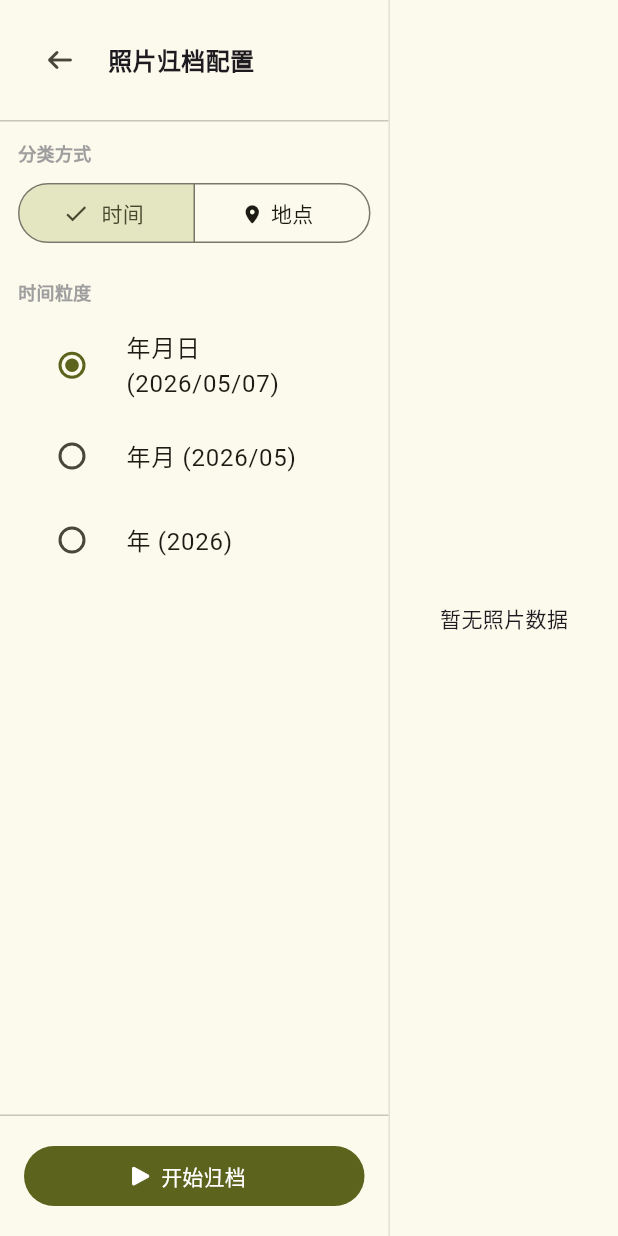
After one commit to Zhoucheng133/Photo-Archiver, a Flutter app: the ConfigView screen opened directly, on a phone screen of 412 x 824 dp. The commit adds this screen. Run offline on Flutter 3.47's test engine with Material 3 defaults, Android fonts, the phone set to English and light mode, and no system bars; our stand-ins replace file_picker, font_awesome_flutter, get, package_info_plus, shared_preferences; missing offline and left inert: dart:ffi, desktop_drop, window_manager; accounts and stored records are empty; Roboto replaces fonts that are missing (PuHui); statements that could not run were skipped.

Commit message:
添加分类页

```diff
--- /dev/null
+++ b/lib/views/config_view.dart
@@ -0,0 +1,380 @@
+import 'dart:io';
+import 'package:flutter/material.dart';
+import 'package:font_awesome_flutter/font_awesome_flutter.dart';
+import 'package:get/get.dart';
+import 'package:path/path.dart' as p;
+import 'package:photo_archiver/controllers/handler.dart';
+
+enum ConfigMode {
+  time,
+  location,
+}
+
+enum TimeLevel {
+  ymd, // 年月日
+  ym,  // 年月
+  y,   // 年
+}
+
+class ConfigView extends StatefulWidget {
+  const ConfigView({super.key});
+
+  @override
+  State<ConfigView> createState() => _ConfigViewState();
+}
+
+class _ConfigViewState extends State<ConfigView> {
+  final Handler handler = Get.find();
+
+  ConfigMode _configMode = ConfigMode.time;
+  TimeLevel _timeLevel = TimeLevel.ymd;
+
+  @override
+  Widget build(BuildContext context) {
+    return Scaffold(
+      body: Row(
+        children: [
+          // Left Sidebar for classification configuration
+          Container(
+            width: 260,
+            decoration: BoxDecoration(
+              border: Border(
+                right: BorderSide(
+                  color: Theme.of(context).dividerColor.withAlpha(50),
+                ),
+              ),
+            ),
+            child: Column(
+              children: [
+                Padding(
+                  padding: const EdgeInsets.all(16.0),
+                  child: Row(
+                    children: [
+                      IconButton(
+                        icon: const FaIcon(FontAwesomeIcons.arrowLeft, size: 16),
+                        tooltip: "返回添加页面",
+                        onPressed: () {
+                          handler.photos.clear();
+                        },
+                      ),
+                      const SizedBox(width: 8),
+                      const Text(
+                        "照片归档配置",
+                        style: TextStyle(
+                          fontSize: 16,
+                          fontWeight: FontWeight.bold,
+                        ),
+                      ),
+                    ],
+                  ),
+                ),
+                const Divider(height: 1),
+                Expanded(
+                  child: ListView(
+                    padding: const EdgeInsets.all(12),
+                    children: [
+                      const Text(
+                        "分类方式",
+                        style: TextStyle(
+                          fontSize: 12,
+                          color: Colors.grey,
+                          fontWeight: FontWeight.bold,
+                        ),
+                      ),
+                      const SizedBox(height: 8),
+                      SegmentedButton<ConfigMode>(
+                        segments: const [
+                          ButtonSegment(
+                            value: ConfigMode.time,
+                            label: Text('时间'),
+                            icon: FaIcon(FontAwesomeIcons.clock, size: 12),
+                          ),
+                          ButtonSegment(
+                            value: ConfigMode.location,
+                            label: Text('地点'),
+                            icon: FaIcon(FontAwesomeIcons.locationDot, size: 12),
+                          ),
+                        ],
+                        selected: {_configMode},
+                        onSelectionChanged: (Set<ConfigMode> newSelection) {
+                          setState(() {
+                            _configMode = newSelection.first;
+                          });
+                        },
+                      ),
+                      const SizedBox(height: 20),
+                      if (_configMode == ConfigMode.time) ...[
+                        const Text(
+                          "时间粒度",
+                          style: TextStyle(
+                            fontSize: 12,
+                            color: Colors.grey,
+                            fontWeight: FontWeight.bold,
+                          ),
+                        ),
+                        const SizedBox(height: 8),
+                        RadioListTile<TimeLevel>(
+                          title: const Text('年月日 (2026/05/07)'),
+                          value: TimeLevel.ymd,
+                          groupValue: _timeLevel,
+                          onChanged: (val) {
+                            setState(() {
+                              _timeLevel = val!;
+                            });
+                          },
+                        ),
+                        RadioListTile<TimeLevel>(
+                          title: const Text('年月 (2026/05)'),
+                          value: TimeLevel.ym,
+                          groupValue: _timeLevel,
+                          onChanged: (val) {
+                            setState(() {
+                              _timeLevel = val!;
+                            });
+                          },
+                        ),
+                        RadioListTile<TimeLevel>(
+                          title: const Text('年 (2026)'),
+                          value: TimeLevel.y,
+                          groupValue: _timeLevel,
+                          onChanged: (val) {
+                            setState(() {
+                              _timeLevel = val!;
+                            });
+                          },
+                        ),
+                      ] else ...[
+                        const Text(
+                          "地点层级",
+                          style: TextStyle(
+                            fontSize: 12,
+                            color: Colors.grey,
+                            fontWeight: FontWeight.bold,
+                          ),
+                        ),
+                        const SizedBox(height: 8),
+                        const Padding(
+                          padding: EdgeInsets.symmetric(horizontal: 12, vertical: 8),
+                          child: Text(
+                            '国家 / 城市 (未知地点归为"未知")',
+                            style: TextStyle(fontSize: 13, color: Colors.grey),
+                          ),
+                        ),
+                      ],
+                    ],
+                  ),
+                ),
+                const Divider(height: 1),
+                Padding(
+                  padding: const EdgeInsets.all(16.0),
+                  child: SizedBox(
+                    width: double.infinity,
+                    child: FilledButton.icon(
+                      onPressed: () {
+                        // TODO: Implement execution of organization
+                        Get.snackbar("提示", "功能开发中...");
+                      },
+                      icon: const FaIcon(FontAwesomeIcons.play, size: 14),
+                      label: const Text("开始归档"),
+                    ),
+                  ),
+                ),
+              ],
+            ),
+          ),
+          // Right content area showing classified groups and photo previews
+          Expanded(
+            child: Obx(() {
+              final photos = handler.photos;
+              if (photos.isEmpty) {
+                return const Center(child: Text("暂无照片数据"));
+              }
+
+              // Group photos based on current mode
+              final Map<String, List<PhotoData>> groupedMap = {};
+
+              for (var photo in photos) {
+                String groupKey = "";
+                if (_configMode == ConfigMode.time) {
+                  switch (_timeLevel) {
+                    case TimeLevel.ymd:
+                      groupKey = "${photo.year}/${photo.month.toString().padLeft(2, '0')}/${photo.day.toString().padLeft(2, '0')}";
+                      break;
+                    case TimeLevel.ym:
+                      groupKey = "${photo.year}/${photo.month.toString().padLeft(2, '0')}";
+                      break;
+                    case TimeLevel.y:
+                      groupKey = "${photo.year}";
+                      break;
+                  }
+                } else {
+                  String country = photo.country.isEmpty ? "未知" : photo.country;
+                  String city = photo.city.isEmpty ? "未知" : photo.city;
+                  groupKey = "$country / $city";
+                }
+
+                groupedMap.putIfAbsent(groupKey, () => []).add(photo);
+              }
+
+              final sortedKeys = groupedMap.keys.toList()..sort();
+
+              return ListView.builder(
+                padding: const EdgeInsets.all(16),
+                itemCount: sortedKeys.length,
+                itemBuilder: (context, index) {
+                  final groupKey = sortedKeys[index];
+                  final groupPhotos = groupedMap[groupKey]!;
+
+                  return Card(
+                    margin: const EdgeInsets.only(bottom: 16),
+                    elevation: 1,
+                    shape: RoundedRectangleBorder(
+                      borderRadius: BorderRadius.circular(8),
+                    ),
+                    child: ExpansionTile(
+                      initiallyExpanded: true,
+                      title: Text(
+                        groupKey,
+                        style: const TextStyle(
+                          fontWeight: FontWeight.bold,
+                          fontSize: 15,
+                        ),
+                      ),
+                      subtitle: Text(
+                        "共 ${groupPhotos.length} 张照片",
+                        style: const TextStyle(fontSize: 12),
+                      ),
+                      children: [
+                        Padding(
+                          padding: const EdgeInsets.all(12.0),
+                          child: GridView.builder(
+                            shrinkWrap: true,
+                            physics: const NeverScrollableScrollPhysics(),
+                            gridDelegate: const SliverGridDelegateWithMaxCrossAxisExtent(
+                              maxCrossAxisExtent: 140,
+                              mainAxisSpacing: 10,
+                              crossAxisSpacing: 10,
+                              childAspectRatio: 1,
+                            ),
+                            itemCount: groupPhotos.length,
+                            itemBuilder: (context, photoIndex) {
+                              final photo = groupPhotos[photoIndex];
+                              final filePath = p.join(photo.dir, photo.name);
+
+                              return InkWell(
+                                onTap: () {
+                                  _showPhotoPreview(context, filePath, photo);
+                                },
+                                borderRadius: BorderRadius.circular(6),
+                                child: Container(
+                                  decoration: BoxDecoration(
+                                    borderRadius: BorderRadius.circular(6),
+                                    border: Border.all(
+                                      color: Theme.of(context).dividerColor,
+                                    ),
+                                  ),
+                                  child: Column(
+                                    crossAxisAlignment: CrossAxisAlignment.stretch,
+                                    children: [
+                                      Expanded(
+                                        child: ClipRRect(
+                                          borderRadius: const BorderRadius.vertical(
+                                            top: Radius.circular(5),
+                                          ),
+                                          child: Image.file(
+                                            File(filePath),
+                                            fit: BoxFit.cover,
+                                            errorBuilder: (context, error, stackTrace) {
+                                              return const Center(
+                                                child: FaIcon(
+                                                  FontAwesomeIcons.image,
+                                                  color: Colors.grey,
+                                                  size: 24,
+                                                ),
+                                              );
+                                            },
+                                          ),
+                                        ),
+                                      ),
+                                      Padding(
+                                        padding: const EdgeInsets.all(6.0),
+                                        child: Text(
+                                          photo.name,
+                                          maxLines: 1,
+                                          overflow: TextOverflow.ellipsis,
+                                          style: const TextStyle(fontSize: 11),
+                                          textAlign: TextAlign.center,
+                                        ),
+                                      ),
+                                    ],
+                                  ),
+                                ),
+                              );
+                            },
+                          ),
+                        ),
+                      ],
+                    ),
+                  );
+                },
+              );
+            }),
+          ),
+        ],
+      ),
+    );
+  }
+
+  void _showPhotoPreview(BuildContext context, String filePath, PhotoData photo) {
+    showDialog(
+      context: context,
+      builder: (context) => Dialog(
+        backgroundColor: Colors.black87,
+        insetPadding: const EdgeInsets.all(24),
+        child: Stack(
+          children: [
+            Center(
+              child: InteractiveViewer(
+                child: Image.file(
+                  File(filePath),
+                  fit: BoxFit.contain,
+                  errorBuilder: (context, error, stackTrace) {
+                    return const Text(
+                      "无法加载图片",
+                      style: TextStyle(color: Colors.white),
+                    );
+                  },
+                ),
+              ),
+            ),
+            Positioned(
+              top: 16,
+              left: 16,
+              right: 60,
+              child: Container(
+                padding: const EdgeInsets.symmetric(horizontal: 12, vertical: 8),
+                decoration: BoxDecoration(
+                  color: Colors.black54,
+                  borderRadius: BorderRadius.circular(6),
+                ),
+                child: Text(
+                  "${photo.name} (${photo.getDate()} | ${photo.country.isEmpty ? '未知' : photo.country} ${photo.city.isEmpty ? '未知' : photo.city})",
+                  style: const TextStyle(color: Colors.white, fontSize: 13),
+                  overflow: TextOverflow.ellipsis,
+                ),
+              ),
+            ),
+            Positioned(
+              top: 16,
+              right: 16,
+              child: IconButton(
+                icon: const FaIcon(FontAwesomeIcons.xmark, color: Colors.white),
+                onPressed: () => Navigator.of(context).pop(),
+              ),
+            ),
+          ],
+        ),
+      ),
+    );
+  }
+}
```
Also changed, not shown: lib/main_window.dart (+7 -3 lines).
